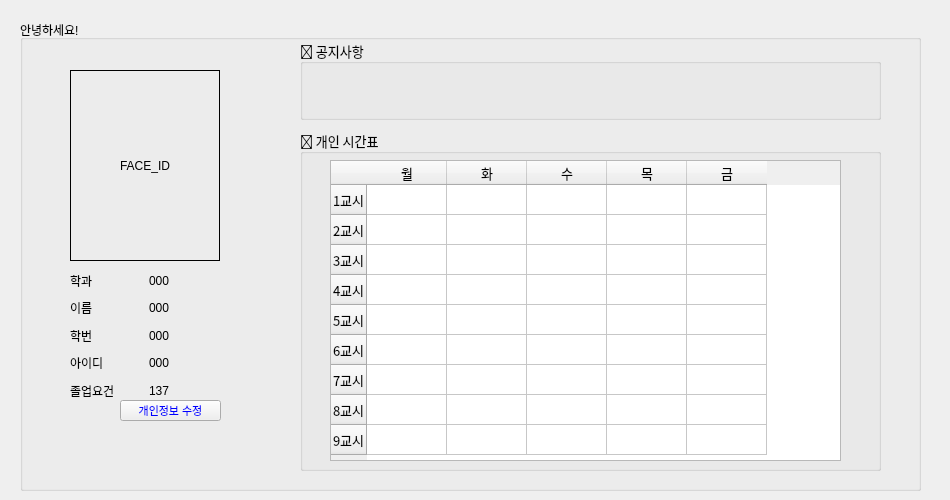
Old version of the form GUI/Std_Home.ui in the repository XUBINN/Capstone.
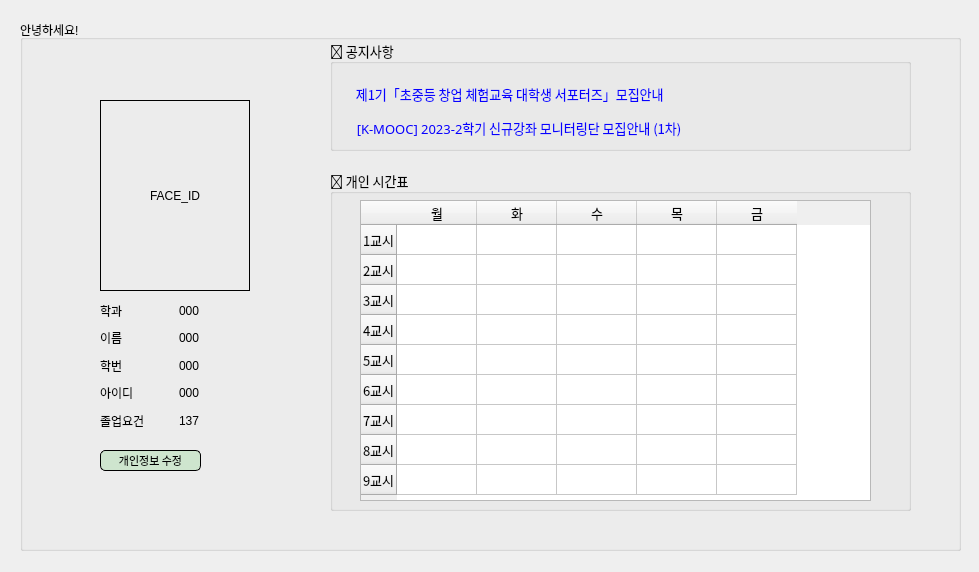
New version of the form.

What changed in the file:
```diff
--- a/GUI/Std_Home.ui
+++ b/GUI/Std_Home.ui
@@ -6,8 +6,8 @@
    <rect>
     <x>0</x>
     <y>0</y>
-    <width>950</width>
-    <height>500</height>
+    <width>979</width>
+    <height>572</height>
    </rect>
   </property>
   <property name="windowTitle">
@@ -18,8 +18,8 @@
     <rect>
      <x>20</x>
      <y>20</y>
-     <width>901</width>
-     <height>471</height>
+     <width>941</width>
+     <height>531</height>
     </rect>
    </property>
    <property name="title">
@@ -28,8 +28,8 @@
    <widget class="QLabel" name="faceId">
     <property name="geometry">
      <rect>
-      <x>50</x>
-      <y>50</y>
+      <x>80</x>
+      <y>80</y>
       <width>150</width>
       <height>191</height>
      </rect>
@@ -50,8 +50,8 @@
    <widget class="QGroupBox" name="scheduleGroupBox">
     <property name="geometry">
      <rect>
-      <x>280</x>
-      <y>110</y>
+      <x>310</x>
+      <y>150</y>
       <width>581</width>
       <height>341</height>
      </rect>
@@ -158,8 +158,8 @@
    <widget class="QWidget" name="infoWidget">
     <property name="geometry">
      <rect>
-      <x>50</x>
-      <y>250</y>
+      <x>80</x>
+      <y>280</y>
       <width>151</width>
       <height>131</height>
      </rect>
@@ -253,10 +253,10 @@
    <widget class="QGroupBox" name="groupBox_2">
     <property name="geometry">
      <rect>
-      <x>280</x>
+      <x>310</x>
       <y>20</y>
       <width>581</width>
-      <height>80</height>
+      <height>111</height>
      </rect>
     </property>
     <property name="font">
@@ -272,30 +272,57 @@
      <property name="geometry">
       <rect>
        <x>20</x>
-       <y>20</y>
+       <y>40</y>
        <width>541</width>
-       <height>51</height>
+       <height>61</height>
       </rect>
      </property>
-     <layout class="QVBoxLayout" name="verticalLayout"/>
+     <layout class="QVBoxLayout" name="verticalLayout">
+      <item>
+       <widget class="QLabel" name="label">
+        <property name="styleSheet">
+         <string notr="true">color:rgb(8, 0, 255)</string>
+        </property>
+        <property name="text">
+         <string>  제1기「초중등 창업 체험교육 대학생 서포터즈」모집안내</string>
+        </property>
+       </widget>
+      </item>
+      <item>
+       <widget class="QLabel" name="label_2">
+        <property name="styleSheet">
+         <string notr="true">color:rgb(8, 0, 255)</string>
+        </property>
+        <property name="text">
+         <string>  [K-MOOC] 2023-2학기 신규강좌 모니터링단 모집안내 (1차)</string>
+        </property>
+       </widget>
+      </item>
+     </layout>
     </widget>
    </widget>
    <widget class="QPushButton" name="editInfoButton">
     <property name="geometry">
      <rect>
-      <x>100</x>
-      <y>380</y>
+      <x>80</x>
+      <y>430</y>
       <width>101</width>
       <height>21</height>
      </rect>
     </property>
     <property name="font">
      <font>
+      <family>돋움</family>
       <pointsize>8</pointsize>
      </font>
     </property>
     <property name="styleSheet">
-     <string notr="true">color: rgb(0, 0, 255);</string>
+     <string notr="true">background:rgb(206, 229, 206);
+color:black;
+border-color:(0, 0, 0);
+border-style:solid;
+border-width:1px;
+border-radius:5px;</string>
     </property>
     <property name="text">
      <string>개인정보 수정</string>
```
